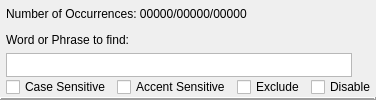
This is programs/KJVCanOpener/KJVSearchPhraseEdit.ui in dewhisna/KingJamesPureBibleSearch as Qt 5 draws it before an edit. The edited form follows.
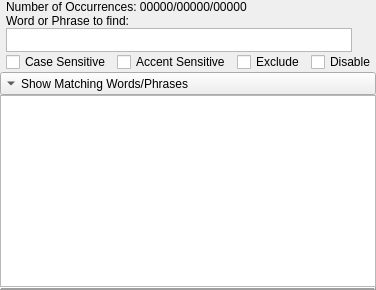
This is the edited form. Icons and pictures are not drawn. Custom widgets are drawn as their Qt base class.

Commit message: Added "Show Matching Words/Phrases" Tool Button and TreeView that can be toggled on/off for the Search Phrases.  Reworked the resizing and deleting logic for the search phrases.

What changed in the file:
```diff
--- a/programs/KJVCanOpener/KJVSearchPhraseEdit.ui
+++ b/programs/KJVCanOpener/KJVSearchPhraseEdit.ui
@@ -408,6 +408,53 @@
      </item>
     </layout>
    </item>
+   <item>
+    <widget class="QToolButton" name="toolButtonShowMatchingPhrases">
+     <property name="sizePolicy">
+      <sizepolicy hsizetype="MinimumExpanding" vsizetype="Fixed">
+       <horstretch>0</horstretch>
+       <verstretch>0</verstretch>
+      </sizepolicy>
+     </property>
+     <property name="text">
+      <string>Show Matching Words/Phrases</string>
+     </property>
+     <property name="checkable">
+      <bool>true</bool>
+     </property>
+     <property name="toolButtonStyle">
+      <enum>Qt::ToolButtonTextBesideIcon</enum>
+     </property>
+     <property name="arrowType">
+      <enum>Qt::DownArrow</enum>
+     </property>
+    </widget>
+   </item>
+   <item>
+    <widget class="QTreeView" name="treeViewMatchingPhrases">
+     <property name="sizePolicy">
+      <sizepolicy hsizetype="Expanding" vsizetype="Minimum">
+       <horstretch>0</horstretch>
+       <verstretch>0</verstretch>
+      </sizepolicy>
+     </property>
+     <property name="editTriggers">
+      <set>QAbstractItemView::NoEditTriggers</set>
+     </property>
+     <property name="dragDropMode">
+      <enum>QAbstractItemView::DragOnly</enum>
+     </property>
+     <property name="alternatingRowColors">
+      <bool>true</bool>
+     </property>
+     <property name="selectionMode">
+      <enum>QAbstractItemView::ExtendedSelection</enum>
+     </property>
+     <property name="rootIsDecorated">
+      <bool>false</bool>
+     </property>
+    </widget>
+   </item>
    <item>
 	<widget class="QFrame" name="lineSeparator">
 	 <property name="frameShape">
```
Lines whose indentation alone changed are shown as unchanged. The commit also changes 4 other files.
